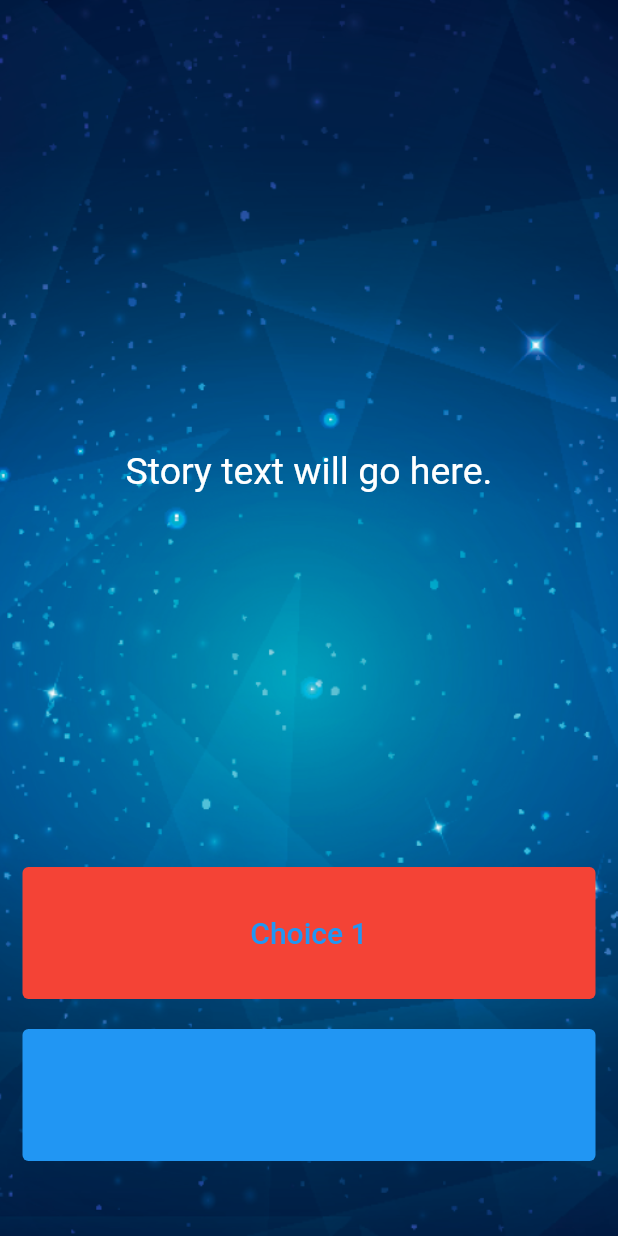
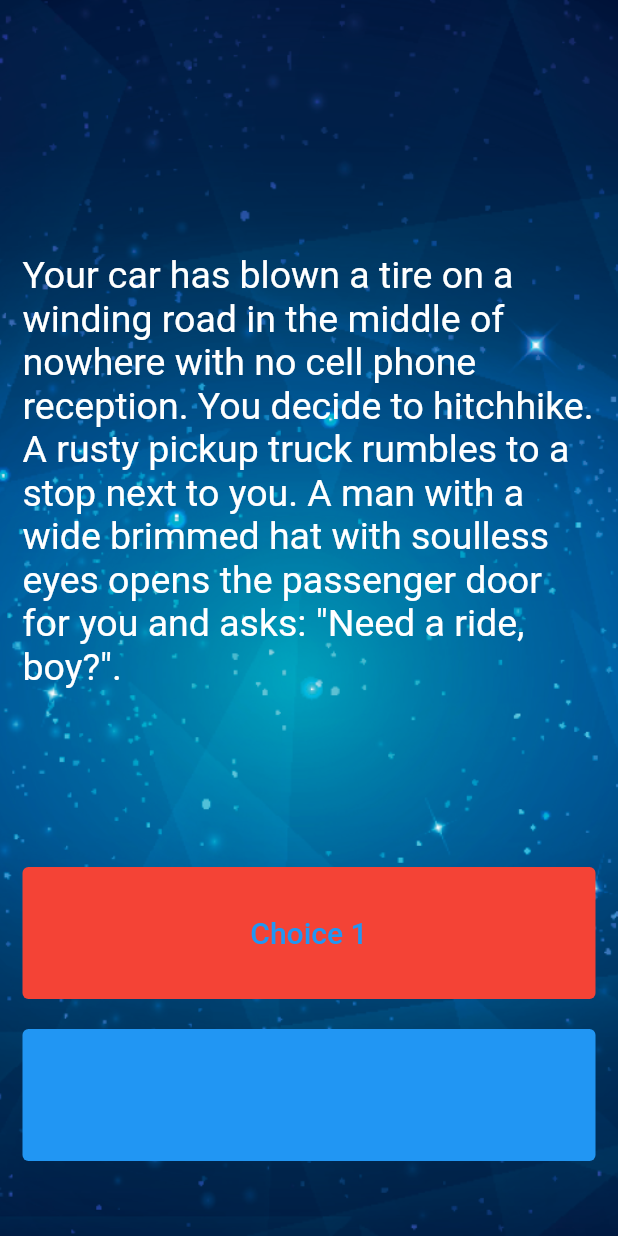
Before and after one commit to karoman0584/destini_flutter, a Flutter app: the screen it shows after launch, on a phone screen of 412 x 824 dp. Run offline on Flutter 3.47's test engine with Material 2 defaults, Android fonts, the phone set to English and light mode, and no system bars.

Commit message:
Showing the story title

```diff
--- a/lib/main.dart
+++ b/lib/main.dart
@@ -1,3 +1,4 @@
+import 'package:destini_flutter/story_brain.dart';
 import 'package:flutter/material.dart';
 
 //TODO: Step 15 - Run the app and see if you can see the screen update with the first story. Delete this TODO if it looks as you expected.
@@ -13,7 +14,7 @@ class Destini extends StatelessWidget {
   }
 }
 
-//TODO: Step 9 - Create a new storyBrain object from the StoryBrain class.
+StoryBrain storyBrain = StoryBrain();
 
 class StoryPage extends StatefulWidget {
   _StoryPageState createState() => _StoryPageState();
@@ -40,8 +41,7 @@ class _StoryPageState extends State<StoryPage> {
                 flex: 12,
                 child: Center(
                   child: Text(
-                    //TODO: Step 10 - use the storyBrain to get the first story title and display it in this Text Widget.
-                    'Story text will go here.',
+                    storyBrain.getStory().storyTitle,
                     style: TextStyle(
                       fontSize: 25.0,
                     ),
```
